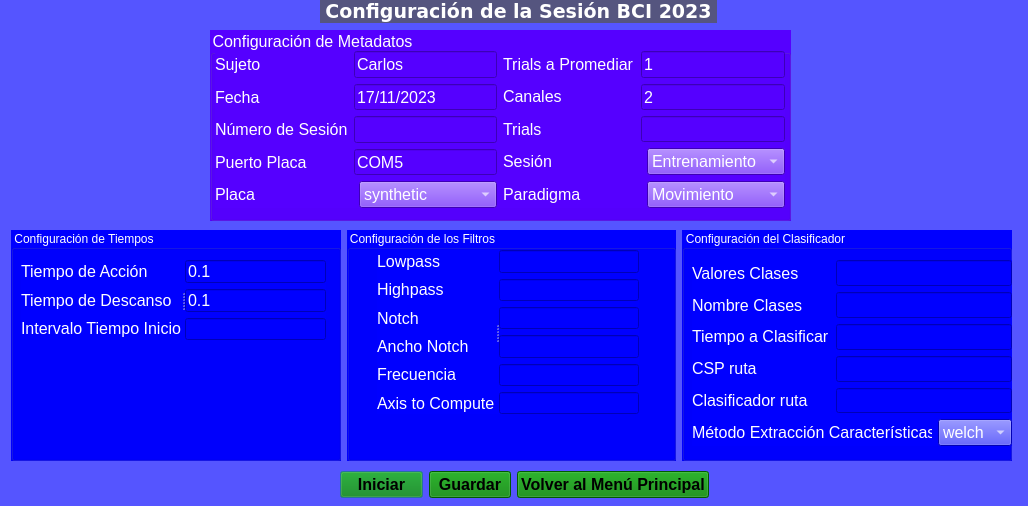
The window that Desarrollo/PythonScripts/scripts/GUIModule/config_registro.ui (lucasbaldezzari/bcihack2) describes before a commit, drawn with Qt 5.
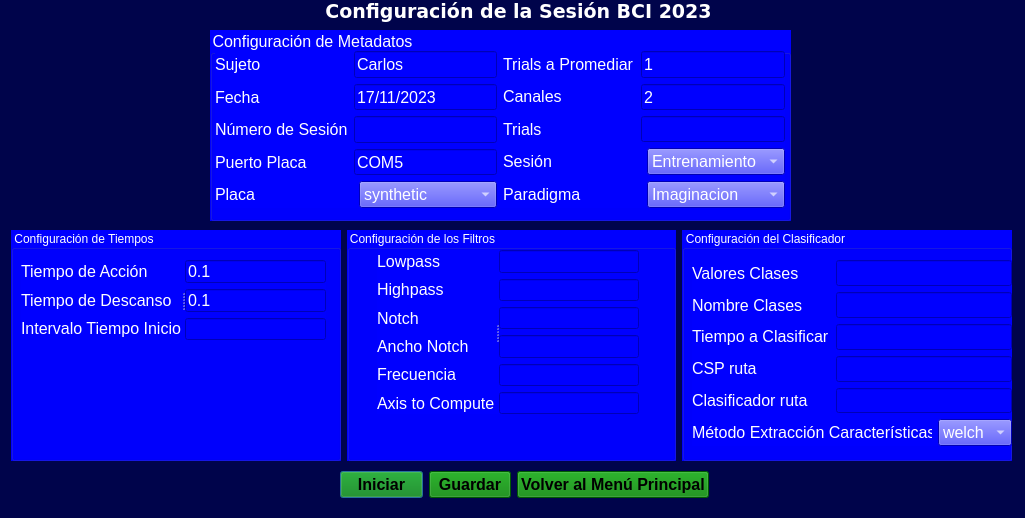
The same window after the commit.

```diff
--- a/Desarrollo/PythonScripts/scripts/GUIModule/config_registro.ui
+++ b/Desarrollo/PythonScripts/scripts/GUIModule/config_registro.ui
@@ -6,15 +6,15 @@
    <rect>
     <x>0</x>
     <y>0</y>
-    <width>1028</width>
-    <height>506</height>
+    <width>1025</width>
+    <height>518</height>
    </rect>
   </property>
   <property name="windowTitle">
    <string>Registro de EEG</string>
   </property>
   <property name="styleSheet">
-   <string notr="true">background-color: rgb(85, 85, 255);</string>
+   <string notr="true">background-color: rgb(0, 4, 75);</string>
   </property>
   <widget class="QGroupBox" name="groupBox_5">
    <property name="geometry">
@@ -27,13 +27,17 @@
    </property>
    <property name="font">
     <font>
+     <family>MS Shell Dlg 2</family>
      <pointsize>12</pointsize>
+     <weight>50</weight>
+     <italic>false</italic>
+     <bold>false</bold>
     </font>
    </property>
    <property name="styleSheet">
     <string notr="true">color: rgb(255, 255, 255);
-border-color: rgb(0, 0, 0);
-background-color: rgb(85, 0, 255);</string>
+font: 12pt &quot;MS Shell Dlg 2&quot;;
+background-color: rgb(0, 0, 255);</string>
    </property>
    <property name="title">
     <string>Configuración de Metadatos</string>
@@ -521,11 +525,6 @@
            <property name="styleSheet">
             <string notr="true">color: rgb(255, 255, 255);</string>
            </property>
-           <item>
-            <property name="text">
-             <string>Movimiento</string>
-            </property>
-           </item>
            <item>
             <property name="text">
              <string>Imaginacion</string>
@@ -558,8 +557,7 @@
     </font>
    </property>
    <property name="styleSheet">
-    <string notr="true">color: rgb(255, 255, 255);
-background-color: rgb(85, 85, 127);</string>
+    <string notr="true">color: rgb(255, 255, 255);</string>
    </property>
    <property name="text">
     <string>Configuración de la Sesión BCI 2023</string>
```
Left out of the diff: 83 changed lines with no effect on the pictures.
